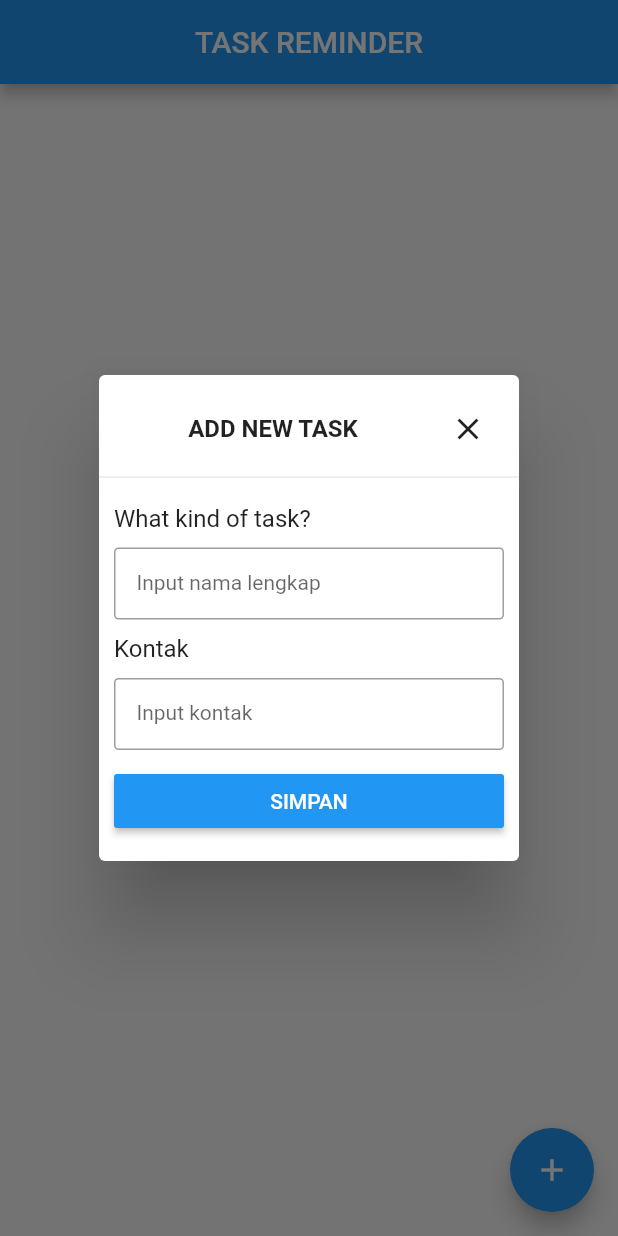
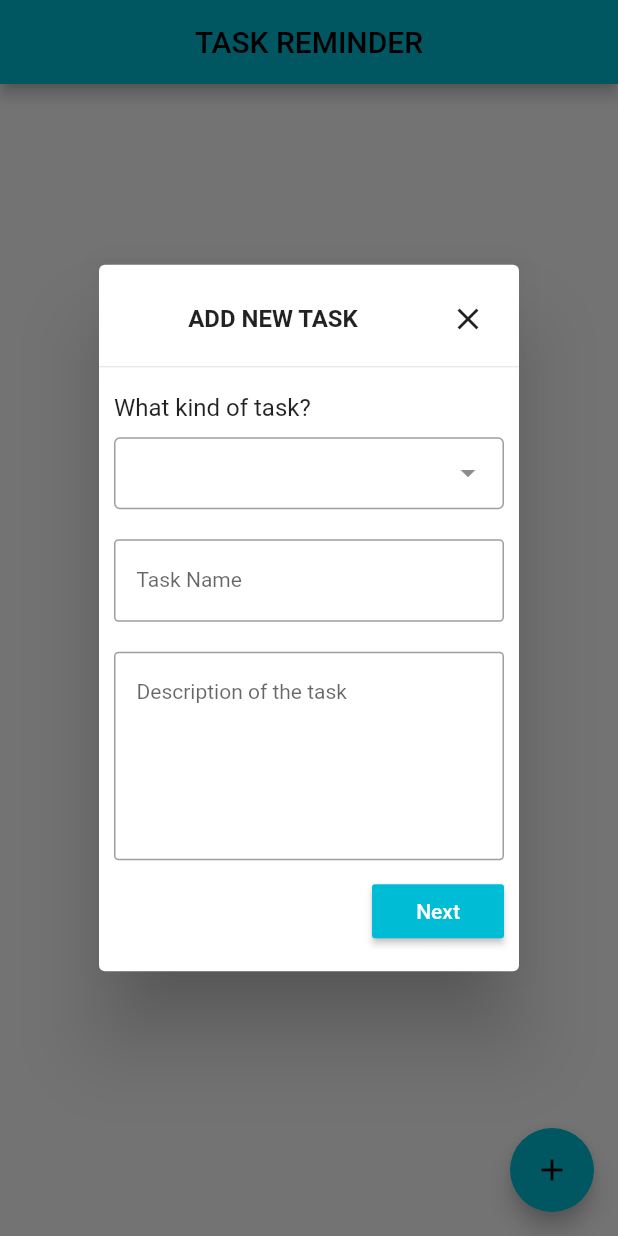
Before and after one commit to LintangVienusa/eling-beta, a Flutter app: the screen it shows after launch, after a tap on the "add" icon, on a phone screen of 412 x 824 dp. Run offline on Flutter 3.47's test engine with Material 2 defaults, Android fonts, the phone set to English and light mode, and no system bars; drawn by our look-alikes of dropdown_search.

Commit message:
frontend, dari add task sampai piilh tanggal

```diff
--- a/eling/lib/main.dart
+++ b/eling/lib/main.dart
@@ -1,3 +1,5 @@
+import 'package:dropdown_search/dropdown_search.dart';
+import 'package:eling/datepicker.dart';
 import 'package:flutter/material.dart';
 
 void main() {
@@ -7,28 +9,36 @@ void main() {
 class MyApp extends StatelessWidget {
   const MyApp({Key? key}) : super(key: key);
 
+  // This widget is the root of your application.
   @override
   Widget build(BuildContext context) {
     return MaterialApp(
-      // ========== ANOMALI ===============
-      initialRoute: '/',
-      routes: {
-        '/': (context) => const MyHomePage(),
-        '/addtask': (context) => const AddTaskPage(),
-      },
-      // ======================================
-      title: 'Eling Task Reminder',
+      title: 'Flutter Demo',
       theme: ThemeData(
-        primarySwatch: Colors.blue,
+        primarySwatch: Colors.cyan,
       ),
-      // home: const MyHomePage(title: 'Eling Home Page'),
+      home: const MyHomePage(title: 'Flutter Demo Home Page'),
     );
   }
 }
 
-class MyHomePage extends StatelessWidget {
-  const MyHomePage({Key? key}) : super(key: key);
-  // final String title;
+class MyHomePage extends StatefulWidget {
+  const MyHomePage({Key? key, required this.title}) : super(key: key);
+
+  final String title;
+
+  @override
+  State<MyHomePage> createState() => _MyHomePageState();
+}
+
+class _MyHomePageState extends State<MyHomePage> {
+  int _counter = 0;
+
+  void _incrementCounter() {
+    setState(() {
+      _counter++;
+    });
+  }
 
   @override
   Widget build(BuildContext context) {
@@ -59,35 +69,6 @@ class MyHomePage extends StatelessWidget {
   }
 }
 
-
-// ==================== ANOMALI ====================
-class AddTaskPage extends StatelessWidget {
-  const AddTaskPage({Key? key}) : super(key: key);
-
-  @override
-  Widget build(BuildContext context) {
-    return Scaffold(
-      backgroundColor: Theme.of(context).primaryColorLight,
-      appBar: AppBar(
-        title: const Center(
-          child: Text('TASK REMINDER'),
-        ),
-      ),
-      body: Center(
-        child: Column(
-          children: [
-            ElevatedButton(
-                onPressed: () {
-                  Navigator.pop(context);
-                },
-                child: Text('Kembali Ke  Halaman Pertama'))
-          ],
-        ),
-      ),
-    );
-  }
-}
-// ===============================================
 void _showSimpleDialog(context) {
   showDialog(
     context: context,
@@ -124,23 +105,13 @@ void _showSimpleDialog(context) {
           ),
           Padding(
             padding: EdgeInsets.only(left: 10.0, right: 10.0),
-            child: TextField(
-              style: new TextStyle(
-                  fontSize: 14.0, height: 1.0, color: Colors.black),
-              decoration: new InputDecoration(
-                hintText: "Input nama lengkap",
-                border: OutlineInputBorder(
-                    borderRadius: new BorderRadius.circular(3.0)),
-                contentPadding: const EdgeInsets.symmetric(
-                    vertical: 14.0, horizontal: 15.0),
-              ),
+            child: DropdownSearch<String>(
+              mode: Mode.MENU,
+              items: ['A','B'],
             ),
           ),
           Padding(
             padding: EdgeInsets.all(10.0),
-            child: Text(
-              "Kontak",
-            ),
           ),
           Padding(
             padding: EdgeInsets.only(left: 10.0, right: 10.0),
@@ -148,24 +119,53 @@ void _showSimpleDialog(context) {
               style: new TextStyle(
                   fontSize: 14.0, height: 1.0, color: Colors.black),
               decoration: new InputDecoration(
-                hintText: "Input kontak",
+                hintText: "Task Name",
                 border: OutlineInputBorder(
                     borderRadius: new BorderRadius.circular(3.0)),
                 contentPadding: const EdgeInsets.symmetric(
-                    vertical: 14.0, horizontal: 15.0),
+                    vertical: 20.5, horizontal: 15.0),
               ),
             ),
           ),
           Padding(
-            padding: EdgeInsets.fromLTRB(10.0, 10.0, 10.0, 0),
-            child: RaisedButton(
-              color: Colors.blue,
-              child: Text(
-                "SIMPAN",
-                style: TextStyle(color: Colors.white),
+            padding: EdgeInsets.all(10.0),
+          ),
+          Padding(
+            padding: EdgeInsets.only(left: 10.0, right: 10.0),
+            child: TextField(
+              keyboardType: TextInputType.multiline,
+              maxLines: null,
+              style: const TextStyle(
+                  fontSize: 14.0, height: 1.0, color: Colors.black),
+              decoration: InputDecoration(
+                hintText: "Description of the task \n\n\n\n\n\n",
+                border: OutlineInputBorder(
+                    borderRadius: new BorderRadius.circular(3.0)),
+                contentPadding: const EdgeInsets.symmetric(
+                    vertical: 20.5, horizontal: 15.0),
               ),
-              onPressed: () {},
             ),
+          ),
+
+          Padding(
+            padding: const EdgeInsets.fromLTRB(10.0, 10.0, 10.0, 0),
+            child: Row(
+              mainAxisAlignment: MainAxisAlignment.end,
+              children: [
+                RaisedButton(
+                  color: Colors.cyan,
+                  child: const Text(
+                    "Next",
+                    style: TextStyle(color: Colors.white),
+                ),
+                onPressed: () {
+                  Navigator.of(context).pop();
+                  Navigator.push(
+                    context, MaterialPageRoute(builder: (context) => TanggalPicker()));
+                },
+                )
+              ],
+            )
           )
         ],
       );
--- a/eling/pubspec.yaml
+++ b/eling/pubspec.yaml
@@ -35,6 +35,10 @@ dependencies:
   # Use with the CupertinoIcons class for iOS style icons.
   cupertino_icons: ^1.0.2
   select_form_field: "^2.2.0"
+  dropdown_search: "^2.0.1"
+  flutter_datetime_picker: ^1.5.1
+  intl: ^0.17.0
+  sqflite: ^2.0.2+1
 
 dev_dependencies:
   flutter_test:
```
Also changed, not shown: eling/lib/datepicker.dart (added, +164 -0 lines), eling/pubspec.lock.
